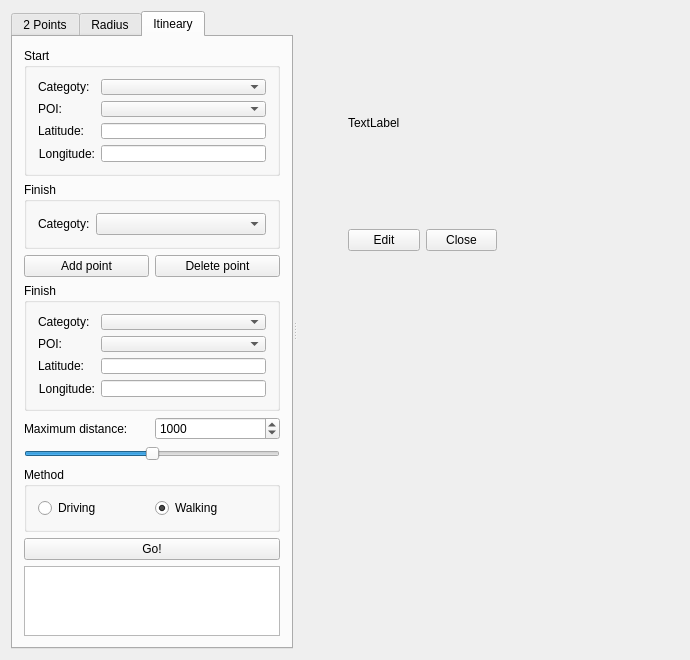
First picture: the form in gui/mainwindow.ui, repository emreozanalkan/YoMap, before the edit.
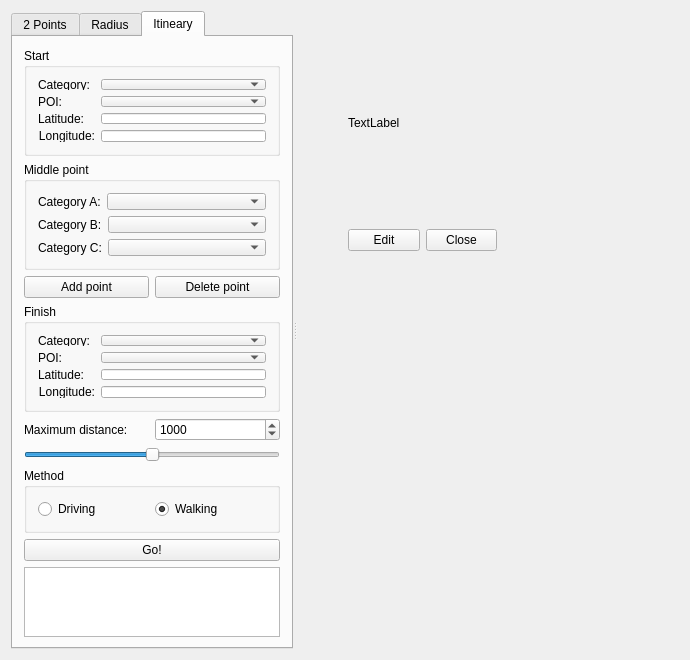
Second picture: the form after the edit. The open tabs and pages were chosen to show the change. Custom widgets are drawn as their Qt base class.

Commit message:
Itineary Search: Middle Point ComboBoxes
... can be added or deleted to the layout.

The edit to the form file:
```diff
--- a/gui/mainwindow.ui
+++ b/gui/mainwindow.ui
@@ -479,7 +479,7 @@
                 <item row="0" column="0">
                  <widget class="QLabel" name="labelCatB_4">
                   <property name="text">
-                   <string>Categoty:</string>
+                   <string>Category:</string>
                   </property>
                   <property name="buddy">
                    <cstring>comboBoxCatB</cstring>
@@ -553,7 +553,7 @@
                 <item row="0" column="0">
                  <widget class="QLabel" name="labelCatA_3">
                   <property name="text">
-                   <string>Categoty:</string>
+                   <string>Category:</string>
                   </property>
                   <property name="buddy">
                    <cstring>comboBoxCatA</cstring>
@@ -642,35 +642,6 @@
              </layout>
             </widget>
            </item>
-           <item row="1" column="0">
-            <widget class="QGroupBox" name="groupBoxB_3">
-             <property name="title">
-              <string>Finish</string>
-             </property>
-             <layout class="QGridLayout" name="gridLayout_15">
-              <item row="0" column="0">
-               <layout class="QFormLayout" name="formLayout_5">
-                <property name="fieldGrowthPolicy">
-                 <enum>QFormLayout::AllNonFixedFieldsGrow</enum>
-                </property>
-                <item row="0" column="0">
-                 <widget class="QLabel" name="labelCatB_3">
-                  <property name="text">
-                   <string>Categoty:</string>
-                  </property>
-                  <property name="buddy">
-                   <cstring>comboBoxCatB</cstring>
-                  </property>
-                 </widget>
-                </item>
-                <item row="0" column="1">
-                 <widget class="QComboBox" name="comboBoxCatMid0"/>
-                </item>
-               </layout>
-              </item>
-             </layout>
-            </widget>
-           </item>
            <item row="7" column="0">
             <widget class="QPlainTextEdit" name="plainTextEditOutput_3">
              <property name="readOnly">
@@ -736,6 +707,75 @@
              </item>
             </layout>
            </item>
+           <item row="1" column="0">
+            <widget class="QGroupBox" name="groupBoxB_3">
+             <property name="title">
+              <string>Middle point</string>
+             </property>
+             <layout class="QGridLayout" name="gridLayout_15">
+              <item row="0" column="0">
+               <layout class="QFormLayout" name="formLayoutMidCat0">
+                <property name="fieldGrowthPolicy">
+                 <enum>QFormLayout::AllNonFixedFieldsGrow</enum>
+                </property>
+                <item row="0" column="0">
+                 <widget class="QLabel" name="labelMidCat0">
+                  <property name="text">
+                   <string>Category A:</string>
+                  </property>
+                  <property name="buddy">
+                   <cstring>comboBoxCatB</cstring>
+                  </property>
+                 </widget>
+                </item>
+                <item row="0" column="1">
+                 <widget class="QComboBox" name="comboBoxCatMid0"/>
+                </item>
+               </layout>
+              </item>
+              <item row="1" column="0">
+               <layout class="QFormLayout" name="formLayoutMidCat1">
+                <property name="fieldGrowthPolicy">
+                 <enum>QFormLayout::AllNonFixedFieldsGrow</enum>
+                </property>
+                <item row="0" column="0">
+                 <widget class="QLabel" name="labelMidCat1">
+                  <property name="text">
+                   <string>Category B:</string>
+                  </property>
+                  <property name="buddy">
+                   <cstring>comboBoxCatB</cstring>
+                  </property>
+                 </widget>
+                </item>
+                <item row="0" column="1">
+                 <widget class="QComboBox" name="comboBoxCatMid1"/>
+                </item>
+               </layout>
+              </item>
+              <item row="2" column="0">
+               <layout class="QFormLayout" name="formLayoutMidCat1_2">
+                <property name="fieldGrowthPolicy">
+                 <enum>QFormLayout::AllNonFixedFieldsGrow</enum>
+                </property>
+                <item row="0" column="0">
+                 <widget class="QLabel" name="labelMidCat2">
+                  <property name="text">
+                   <string>Category C:</string>
+                  </property>
+                  <property name="buddy">
+                   <cstring>comboBoxCatB</cstring>
+                  </property>
+                 </widget>
+                </item>
+                <item row="0" column="1">
+                 <widget class="QComboBox" name="comboBoxCatMid2"/>
+                </item>
+               </layout>
+              </item>
+             </layout>
+            </widget>
+           </item>
           </layout>
          </item>
         </layout>
```
Left out of the diff: 14 changed lines with no effect on the pictures. The commit also changes 2 other files.
